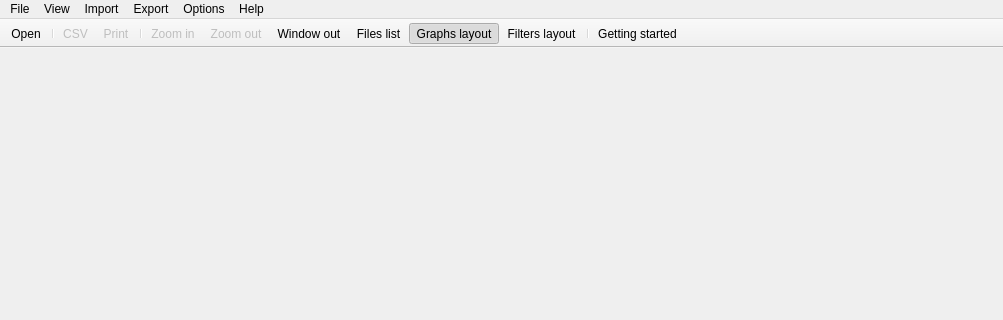
bavc/qctools, file Source/GUI/mainwindow.ui: the form before one commit; both pictures show x 0 to 1003 and y 0 to 320 of the 1003 by 776 pixel window.
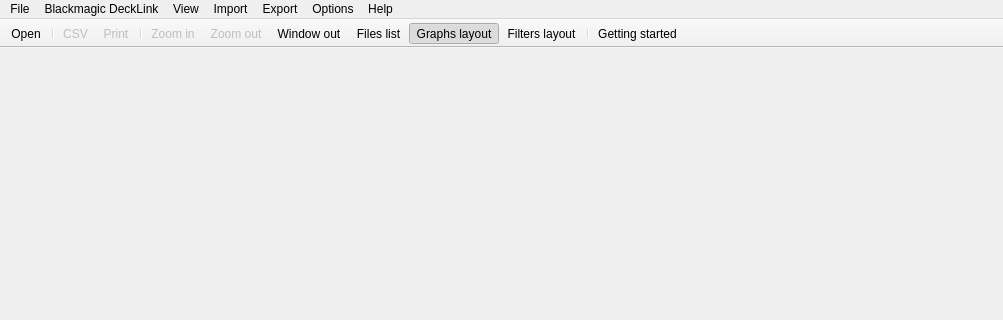
The form after the commit.

Commit message: Basic support of Blackmagic DeckLink (Mac only)

Patch:
```diff
--- a/Source/GUI/mainwindow.ui
+++ b/Source/GUI/mainwindow.ui
@@ -120,7 +120,14 @@
     </property>
     <addaction name="actionPreferences"/>
    </widget>
+   <widget class="QMenu" name="menuBlackmagicDeckLink">
+    <property name="title">
+     <string>Blackmagic DeckLink</string>
+    </property>
+    <addaction name="actionBlackmagicDeckLinkCapture"/>
+   </widget>
    <addaction name="menuFile"/>
+   <addaction name="menuBlackmagicDeckLink"/>
    <addaction name="menuView"/>
    <addaction name="menuImport"/>
    <addaction name="menuExport"/>
```
Left out of the diff: 5 changed lines with no effect on the pictures. The commit also changes 20 other files.
